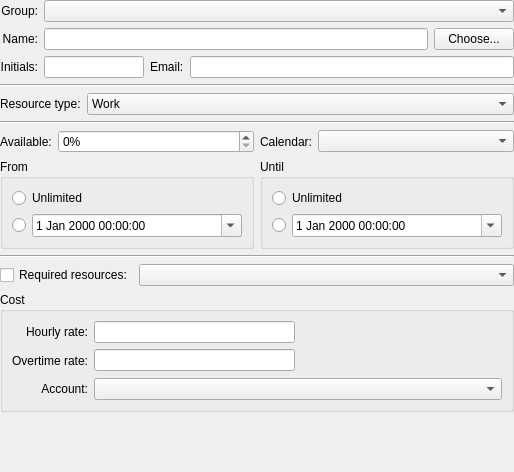
KDE/calligraplan, file src/libs/ui/resourcedialogbase.ui: the form before one commit.
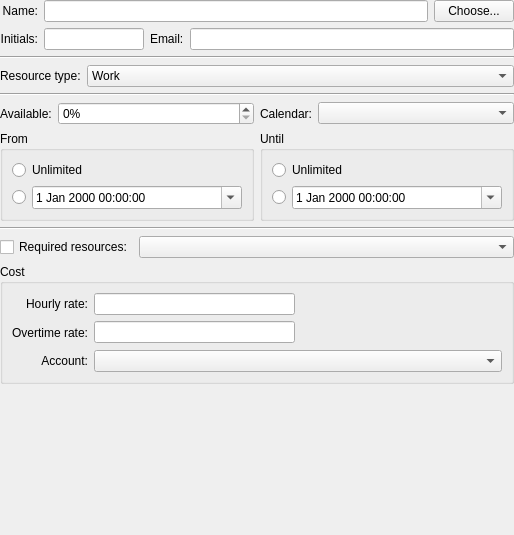
The form after the commit. Custom widgets are drawn as their Qt base class.

Commit message: Resource dialog: Remove group selector, (groups handled by ResourceGroupEditor)

The edit to the form file:
```diff
--- a/src/libs/ui/resourcedialogbase.ui
+++ b/src/libs/ui/resourcedialogbase.ui
@@ -8,7 +8,7 @@
     <x>0</x>
     <y>0</y>
     <width>514</width>
-    <height>472</height>
+    <height>535</height>
    </rect>
   </property>
   <layout class="QVBoxLayout" name="verticalLayout_2">
@@ -17,81 +17,18 @@
    </property>
    <item>
     <layout class="QGridLayout" name="gridLayout_2">
-     <item row="0" column="0">
-      <widget class="QLabel" name="groupLabel">
-       <property name="text">
-        <string>Group:</string>
-       </property>
-       <property name="alignment">
-        <set>Qt::AlignRight|Qt::AlignTrailing|Qt::AlignVCenter</set>
-       </property>
-       <property name="buddy">
-        <cstring>group</cstring>
-       </property>
-      </widget>
-     </item>
-     <item row="1" column="0">
-      <widget class="QLabel" name="ui_namelabel">
-       <property name="text">
-        <string>Name:</string>
-       </property>
-       <property name="wordWrap">
-        <bool>false</bool>
-       </property>
-       <property name="alignment">
-        <set>Qt::AlignRight|Qt::AlignTrailing|Qt::AlignVCenter</set>
-       </property>
-       <property name="buddy">
-        <cstring>nameEdit</cstring>
-       </property>
-      </widget>
-     </item>
      <item row="1" column="1">
       <layout class="QHBoxLayout">
        <property name="margin">
         <number>0</number>
        </property>
-       <item>
-        <widget class="QLineEdit" name="nameEdit">
-         <property name="focusPolicy">
-          <enum>Qt::WheelFocus</enum>
-         </property>
-         <property name="text">
-          <string/>
-         </property>
-        </widget>
-       </item>
-       <item>
-        <widget class="QPushButton" name="chooseBtn">
-         <property name="toolTip">
-          <string>Choose resource from address book</string>
-         </property>
-         <property name="text">
-          <string>Choose...</string>
-         </property>
-        </widget>
-       </item>
-      </layout>
-     </item>
-     <item row="2" column="0">
-      <widget class="QLabel" name="ui_initialslabel">
-       <property name="text">
-        <string>Initials:</string>
+       <property name="topMargin">
+        <number>0</number>
        </property>
-       <property name="wordWrap">
-        <bool>false</bool>
+       <property name="rightMargin">
+        <number>0</number>
        </property>
-       <property name="alignment">
-        <set>Qt::AlignRight|Qt::AlignTrailing|Qt::AlignVCenter</set>
-       </property>
-       <property name="buddy">
-        <cstring>initialsEdit</cstring>
-       </property>
-      </widget>
-     </item>
-     <item row="2" column="1">
-      <layout class="QHBoxLayout">
-       <property name="margin">
+       <property name="bottomMargin">
         <number>0</number>
        </property>
        <item>
@@ -135,8 +72,73 @@
        </item>
       </layout>
      </item>
+     <item row="0" column="0">
+      <widget class="QLabel" name="ui_namelabel">
+       <property name="text">
+        <string>Name:</string>
+       </property>
+       <property name="alignment">
+        <set>Qt::AlignRight|Qt::AlignTrailing|Qt::AlignVCenter</set>
+       </property>
+       <property name="wordWrap">
+        <bool>false</bool>
+       </property>
+       <property name="buddy">
+        <cstring>nameEdit</cstring>
+       </property>
+      </widget>
+     </item>
+     <item row="1" column="0">
+      <widget class="QLabel" name="ui_initialslabel">
+       <property name="text">
+        <string>Initials:</string>
+       </property>
+       <property name="alignment">
+        <set>Qt::AlignRight|Qt::AlignTrailing|Qt::AlignVCenter</set>
+       </property>
+       <property name="wordWrap">
+        <bool>false</bool>
+       </property>
+       <property name="buddy">
+        <cstring>initialsEdit</cstring>
+       </property>
+      </widget>
+     </item>
      <item row="0" column="1">
-      <widget class="QComboBox" name="group"/>
+      <layout class="QHBoxLayout">
+       <property name="leftMargin">
+        <number>0</number>
+       </property>
+       <property name="topMargin">
+        <number>0</number>
+       </property>
+       <property name="rightMargin">
+        <number>0</number>
+       </property>
+       <property name="bottomMargin">
+        <number>0</number>
+       </property>
+       <item>
+        <widget class="QLineEdit" name="nameEdit">
+         <property name="focusPolicy">
+          <enum>Qt::WheelFocus</enum>
+         </property>
+         <property name="text">
+          <string/>
+         </property>
+        </widget>
+       </item>
+       <item>
+        <widget class="QPushButton" name="chooseBtn">
+         <property name="toolTip">
+          <string>Choose resource from address book</string>
+         </property>
+         <property name="text">
+          <string>Choose...</string>
+         </property>
+        </widget>
+       </item>
+      </layout>
      </item>
     </layout>
    </item>
```
Left out of the diff: 48 changed lines with no effect on the pictures. The commit also changes 1 other file.
